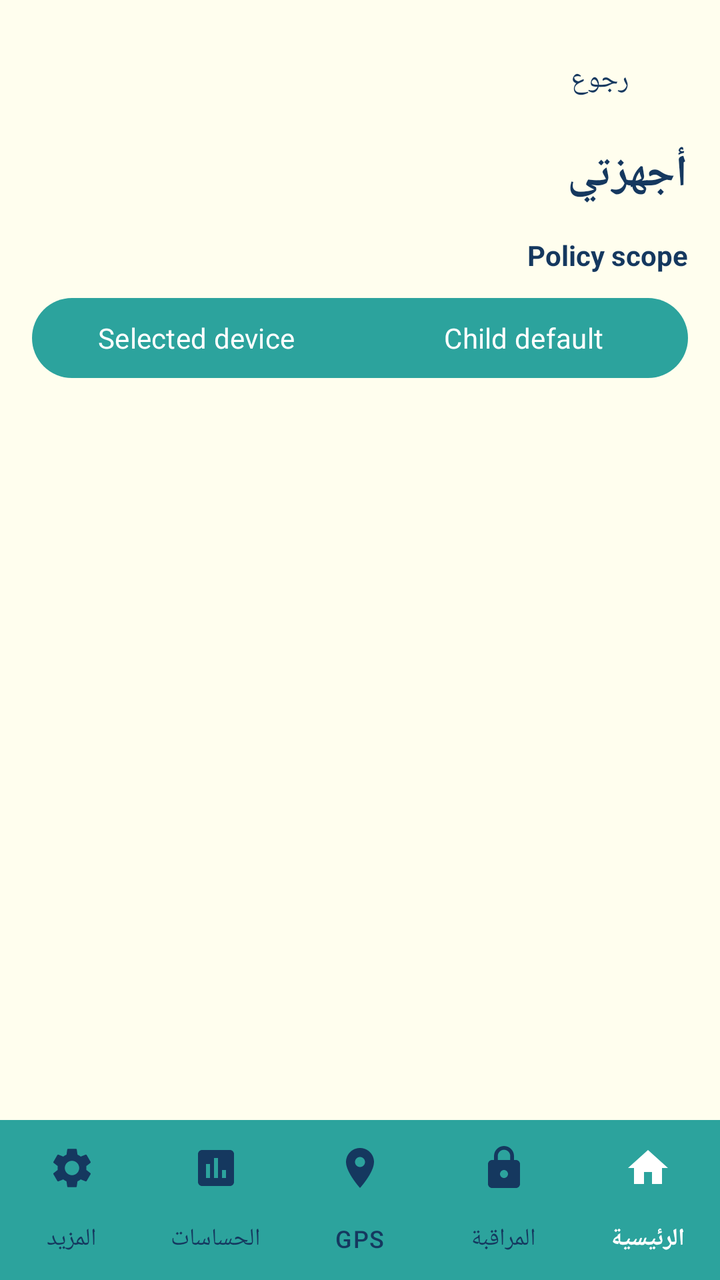
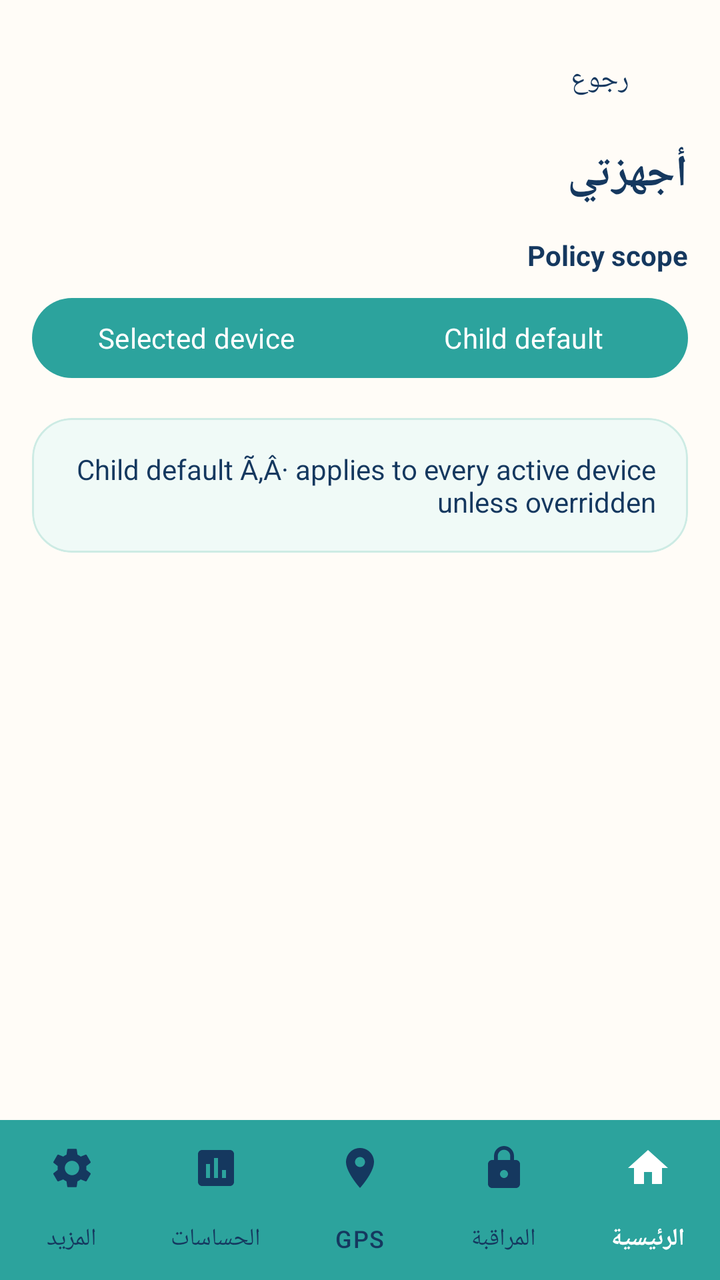

Before-and-after screenshots of an Android layout around one commit, followed by the original layout XML and the change that was made.
<!-- AndroidManifest.xml: application theme Theme.SafeNest -->
<!-- res/layout/fragment_my_devices.xml -->
﻿<?xml version="1.0" encoding="utf-8"?>
<androidx.constraintlayout.widget.ConstraintLayout xmlns:android="http://schemas.android.com/apk/res/android"
    xmlns:app="http://schemas.android.com/apk/res-auto"
    android:layout_width="match_parent"
    android:layout_height="match_parent"
    android:background="@color/background_light"
    android:layoutDirection="rtl"
    android:textDirection="rtl">

    <androidx.core.widget.NestedScrollView
        android:id="@+id/scrollView"
        android:layout_width="0dp"
        android:layout_height="0dp"
        android:fillViewport="true"
        app:layout_constraintBottom_toTopOf="@+id/bottomNavBar"
        app:layout_constraintEnd_toEndOf="parent"
        app:layout_constraintStart_toStartOf="parent"
        app:layout_constraintTop_toTopOf="parent">

        <LinearLayout
            android:layout_width="match_parent"
            android:layout_height="wrap_content"
            android:orientation="vertical"
            android:padding="16dp">

            
            <com.google.android.material.button.MaterialButton
                android:id="@+id/backButton"
                style="@style/Widget.Material3.Button.TextButton"
                android:layout_width="wrap_content"
                android:layout_height="wrap_content"
                android:fontFamily="@font/lemonada_bold"
                android:text="@string/back"
                android:textColor="@color/purple_dark" />

            
            <TextView
                android:layout_width="wrap_content"
                android:layout_height="wrap_content"
                android:layout_marginTop="8dp"
                android:layout_marginBottom="16dp"
                android:fontFamily="@font/lemonada_bold"
                android:text="@string/my_devices"
                android:textColor="@color/purple_dark"
                android:textSize="22sp"
                android:textStyle="bold" />

            <TextView
                android:id="@+id/policyScopeLabel"
                android:layout_width="match_parent"
                android:layout_height="wrap_content"
                android:layout_marginBottom="8dp"
                android:text="Policy scope"
                android:textColor="@color/purple_dark"
                android:textStyle="bold" />
            <com.google.android.material.button.MaterialButtonToggleGroup
                android:id="@+id/policyScopeToggle"
                android:layout_width="match_parent"
                android:layout_height="wrap_content"
                android:layout_marginBottom="16dp"
                app:singleSelection="true">
                <com.google.android.material.button.MaterialButton
                    android:id="@+id/scopeChildDefault"
                    android:layout_width="0dp"
                    android:layout_height="wrap_content"
                    android:layout_weight="1"
                    android:text="Child default" />
                <com.google.android.material.button.MaterialButton
                    android:id="@+id/scopeSelectedDevice"
                    android:layout_width="0dp"
                    android:layout_height="wrap_content"
                    android:layout_weight="1"
                    android:text="Selected device" />
            </com.google.android.material.button.MaterialButtonToggleGroup>
            
            <ProgressBar
                android:id="@+id/progressBar"
                android:layout_width="wrap_content"
                android:layout_height="wrap_content"
                android:layout_gravity="center"
                android:layout_marginTop="32dp"
                android:visibility="gone" />

            
            <TextView
                android:id="@+id/emptyText"
                android:layout_width="match_parent"
                android:layout_height="wrap_content"
                android:layout_marginTop="48dp"
                android:fontFamily="@font/lemonada_bold"
                android:gravity="center"
                android:text="@string/no_devices_paired"
                android:textColor="@color/gray_medium"
                android:textSize="16sp"
                android:visibility="gone" />

            
            <LinearLayout
                android:id="@+id/devicesContainer"
                android:layout_width="match_parent"
                android:layout_height="wrap_content"
                android:orientation="vertical" />

        </LinearLayout>
    </androidx.core.widget.NestedScrollView>

    
    <com.google.android.material.bottomnavigation.BottomNavigationView
        android:id="@+id/bottomNavBar"
        android:layout_width="0dp"
        android:layout_height="wrap_content"
        android:background="@color/purple_accent"
        app:itemIconTint="@color/bottom_nav_color"
        app:itemTextColor="@color/bottom_nav_color"
        app:labelVisibilityMode="labeled"
        app:layout_constraintBottom_toBottomOf="parent"
        app:layout_constraintEnd_toEndOf="parent"
        app:layout_constraintStart_toStartOf="parent"
        app:menu="@menu/bottom_nav_menu" />

</androidx.constraintlayout.widget.ConstraintLayout>
<!-- resources referenced by this layout -->
<resources>
  <color name="background_light">#FFFEEE</color>
  <color name="gray_medium">#71808D</color>
  <color name="purple_accent">#2CA39D</color>
  <color name="purple_dark">#15385F</color>
  <string name="back">رجوع</string>
  <string name="my_devices">أجهزتي</string>
  <string name="no_devices_paired">لا توجد أجهزة مرتبطة حتى الآن</string>
  <style name="Theme.SafeNest" parent="Base.Theme.SafeNest" />
  <style name="Base.Theme.SafeNest" parent="Theme.Material3.DayNight.NoActionBar">
          <item name="colorPrimary">@color/teal_brand</item>
          <item name="colorOnPrimary">@color/white</item>
          <item name="colorSecondary">@color/navy_brand</item>
          <item name="colorOnSecondary">@color/white</item>
          <item name="android:windowBackground">@color/ivory_surface</item>
          <item name="android:statusBarColor">@color/ivory_surface</item>
          <item name="android:navigationBarColor">@color/ivory_surface</item>
          <item name="android:fontFamily">sans-serif</item>
          <item name="android:windowLightStatusBar">true</item>
          <item name="android:windowLightNavigationBar">true</item>
      </style>
  <color name="teal_brand">#2CA39D</color>
  <color name="white">#FFFFFFFF</color>
  <color name="navy_brand">#15385F</color>
  <color name="ivory_surface">#FFFEEE</color>
</resources>

<!-- the commit's change to res/layout/fragment_my_devices.xml (unified diff, before → after) -->
@@ -1,9 +1,9 @@
-﻿<?xml version="1.0" encoding="utf-8"?>
+<?xml version="1.0" encoding="utf-8"?>
 <androidx.constraintlayout.widget.ConstraintLayout xmlns:android="http://schemas.android.com/apk/res/android"
     xmlns:app="http://schemas.android.com/apk/res-auto"
     android:layout_width="match_parent"
     android:layout_height="match_parent"
-    android:background="@color/background_light"
+    android:background="#FFFCF7"
     android:layoutDirection="rtl"
     android:textDirection="rtl">
 
@@ -31,7 +31,7 @@
                 android:layout_height="wrap_content"
                 android:fontFamily="@font/lemonada_bold"
                 android:text="@string/back"
-                android:textColor="@color/purple_dark" />
+                android:textColor="#15385F" />
 
             
             <TextView
@@ -41,7 +41,7 @@
                 android:layout_marginBottom="16dp"
                 android:fontFamily="@font/lemonada_bold"
                 android:text="@string/my_devices"
-                android:textColor="@color/purple_dark"
+                android:textColor="#15385F"
                 android:textSize="22sp"
                 android:textStyle="bold" />
 
@@ -51,7 +51,7 @@
                 android:layout_height="wrap_content"
                 android:layout_marginBottom="8dp"
                 android:text="Policy scope"
-                android:textColor="@color/purple_dark"
+                android:textColor="#15385F"
                 android:textStyle="bold" />
             <com.google.android.material.button.MaterialButtonToggleGroup
                 android:id="@+id/policyScopeToggle"
@@ -72,6 +72,25 @@
                     android:layout_weight="1"
                     android:text="Selected device" />
             </com.google.android.material.button.MaterialButtonToggleGroup>
+
+            <com.google.android.material.card.MaterialCardView
+                android:layout_width="match_parent"
+                android:layout_height="wrap_content"
+                android:layout_marginBottom="16dp"
+                app:cardBackgroundColor="#F0FAF7"
+                app:cardCornerRadius="20dp"
+                app:strokeColor="#CDEBE4"
+                app:strokeWidth="1dp">
+
+                <TextView
+                    android:id="@+id/scopeContextText"
+                    android:layout_width="match_parent"
+                    android:layout_height="wrap_content"
+                    android:padding="16dp"
+                    android:text="Child default Ã‚Â· applies to every active device unless overridden"
+                    android:textColor="#15385F"
+                    android:textSize="14sp" />
+            </com.google.android.material.card.MaterialCardView>
             
             <ProgressBar
                 android:id="@+id/progressBar"
<!-- resource entries referenced after the edit -->
@@ -1,9 +1,7 @@
 <!-- resources referenced by this layout -->
 <resources>
-  <color name="background_light">#FFFEEE</color>
   <color name="gray_medium">#71808D</color>
   <color name="purple_accent">#2CA39D</color>
-  <color name="purple_dark">#15385F</color>
   <string name="back">رجوع</string>
   <string name="my_devices">أجهزتي</string>
   <string name="no_devices_paired">لا توجد أجهزة مرتبطة حتى الآن</string>
